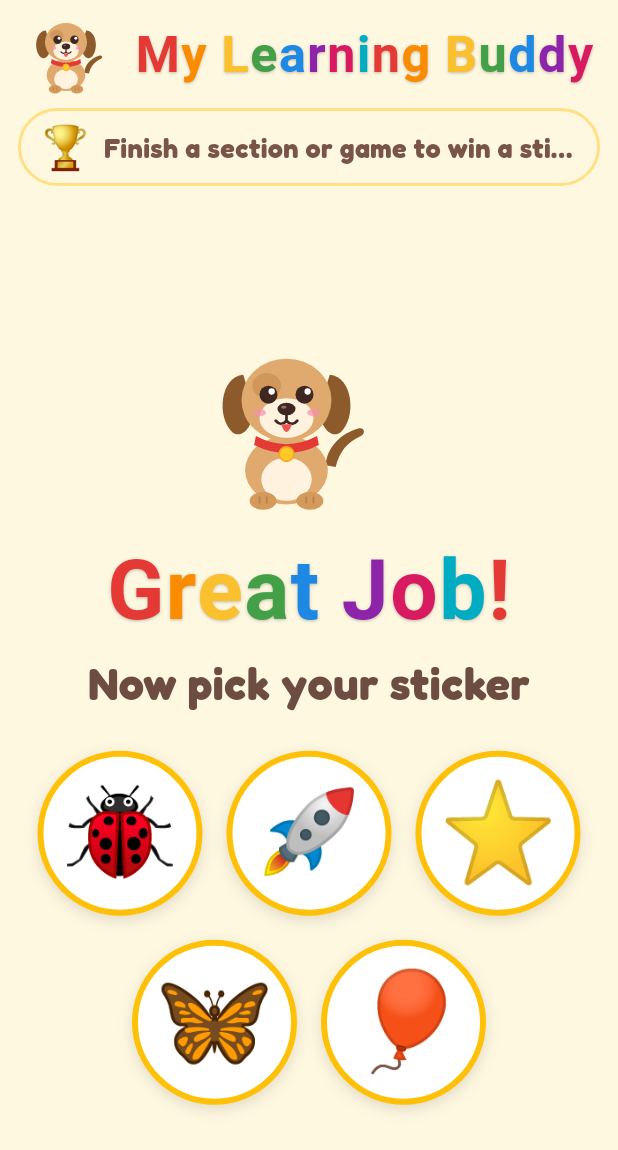
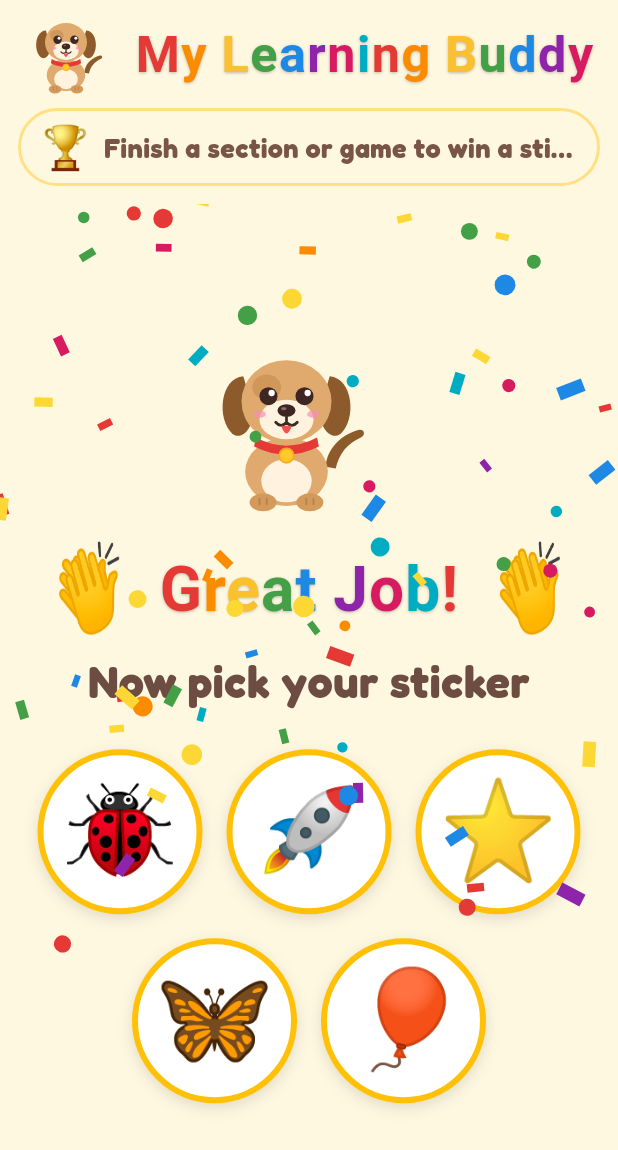
Before and after one commit to nannapp12/MyLearningBuddy, a Flutter app: the StickerPickerScreen screen opened directly, on a phone screen of 412 x 824 dp. Shown: the top 1150 px of the screen. Run offline on Flutter 3.47's test engine with Material 3 defaults, Android fonts, the phone set to English and light mode, and no system bars; our stand-ins replace audioplayers, flutter_svg.

Commit message:
Tappable puppy title, confetti and claps for stickers, pop sounds on the menu
- Tapping the puppy or "My Learning Buddy" goes to the main menu, where
  the puppy says "This is fun!"
- Sticker screen: falling confetti, clapping hands and a clapping sound
- Soft pop sound for taps on the main menu
- Pop and clap sounds generated by tool/generate_audio.py

Co-Authored-By: Claude Opus 5.5 <noreply@anthropic.com>
Claude-Session: https://claude.ai/code/session_01TU3ZZYUqyZFsGZsHetMQJ9

```diff
--- a/lib/screens/sticker_picker_screen.dart
+++ b/lib/screens/sticker_picker_screen.dart
@@ -1,9 +1,12 @@
+import 'dart:async';
 import 'dart:math';
 
 import 'package:flutter/material.dart';
 
 import '../services/speech.dart';
 import '../state/app_state.dart';
+import '../widgets/app_title.dart';
+import '../widgets/confetti.dart';
 import '../widgets/puppy.dart';
 import '../widgets/rainbow_title.dart';
 import '../widgets/sticker_bar.dart';
@@ -35,6 +38,14 @@ class StickerPickerScreen extends StatefulWidget {
 
 class _StickerPickerScreenState extends State<StickerPickerScreen> {
   late final List<String> _options;
+  Timer? _speakTimer;
+
+  @override
+  void dispose() {
+    _speakTimer?.cancel();
+    super.dispose();
+  }
+
   bool _ready = false;
   String? _picked;
 
@@ -56,7 +67,12 @@ class _StickerPickerScreenState extends State<StickerPickerScreen> {
     ]..shuffle(random);
     _options = [...fresh, ...old].take(5).toList();
     WidgetsBinding.instance.addPostFrameCallback((_) {
+      if (!mounted) return;
+      // Clapping first, then "Great job! Now pick your sticker."
+      AppStateScope.of(context).clap();
+      _speakTimer = Timer(const Duration(milliseconds: 1500), () {
         if (mounted) AppStateScope.of(context).speak([Speech.pickSticker]);
+      });
     });
   }
 
@@ -78,16 +94,12 @@ class _StickerPickerScreenState extends State<StickerPickerScreen> {
         automaticallyImplyLeading: false,
         backgroundColor: const Color(0xFFFFF8E1),
         toolbarHeight: 72,
-        title: const Row(
-          children: [
-            Puppy(size: 56),
-            SizedBox(width: 4),
-            Flexible(child: RainbowTitle('My Learning Buddy')),
-          ],
-        ),
+        title: const Align(alignment: Alignment.centerLeft, child: AppTitle()),
         bottom: const StickerBar(),
       ),
-      body: SafeArea(
+      body: Stack(
+        children: [
+          SafeArea(
             child: Center(
               child: SingleChildScrollView(
                 padding: const EdgeInsets.all(24),
@@ -96,7 +108,16 @@ class _StickerPickerScreenState extends State<StickerPickerScreen> {
                   children: [
                     const Puppy(size: 120),
                     const SizedBox(height: 8),
-                const RainbowTitle('Great Job!', fontSize: 56),
+                    const Row(
+                      mainAxisSize: MainAxisSize.min,
+                      children: [
+                        ClappingHands(),
+                        SizedBox(width: 12),
+                        Flexible(child: RainbowTitle('Great Job!', fontSize: 56)),
+                        SizedBox(width: 12),
+                        ClappingHands(),
+                      ],
+                    ),
                     const Text(
                       'Now pick your sticker',
                       style: TextStyle(
@@ -152,6 +173,9 @@ class _StickerPickerScreenState extends State<StickerPickerScreen> {
               ),
             ),
           ),
+          const Positioned.fill(child: Confetti()),
+        ],
+      ),
     );
   }
 }
--- /dev/null
+++ b/lib/widgets/app_title.dart
@@ -0,0 +1,41 @@
+import 'package:flutter/material.dart';
+
+import '../state/app_state.dart';
+import 'puppy.dart';
+import 'rainbow_title.dart';
+
+/// The puppy and "My Learning Buddy" at the top of the screen. Tapping it goes
+/// to the main menu (where the puppy says "This is fun!"); on the main menu
+/// itself it calls [onTapOnHome].
+class AppTitle extends StatelessWidget {
+  const AppTitle({super.key, this.onTapOnHome});
+
+  final VoidCallback? onTapOnHome;
+
+  @override
+  Widget build(BuildContext context) => Semantics(
+    button: true,
+    label: 'My Learning Buddy',
+    excludeSemantics: true,
+    child: GestureDetector(
+      behavior: HitTestBehavior.opaque,
+      onTap: () {
+        AppStateScope.of(context).pop();
+        final navigator = Navigator.of(context);
+        if (ModalRoute.of(context)?.isFirst ?? true) {
+          onTapOnHome?.call();
+        } else {
+          navigator.popUntil((route) => route.isFirst);
+        }
+      },
+      child: const Row(
+        mainAxisSize: MainAxisSize.min,
+        children: [
+          Puppy(size: 56),
+          SizedBox(width: 4),
+          Flexible(child: RainbowTitle('My Learning Buddy')),
+        ],
+      ),
+    ),
+  );
+}
--- /dev/null
+++ b/lib/widgets/confetti.dart
@@ -0,0 +1,123 @@
+import 'dart:math';
+
+import 'package:flutter/material.dart';
+
+/// Colourful confetti falling from the top of the screen for a few seconds.
+/// Taps pass through it.
+class Confetti extends StatefulWidget {
+  const Confetti({super.key, this.pieces = 90, this.seed});
+
+  final int pieces;
+  final int? seed;
+
+  static const duration = Duration(seconds: 6);
+
+  @override
+  State<Confetti> createState() => _ConfettiState();
+}
+
+class _Piece {
+  _Piece(Random r)
+    : x = r.nextDouble(),
+      delay = r.nextDouble() * 0.4,
+      fall = 0.4 + r.nextDouble() * 0.25,
+      sway = 0.02 + r.nextDouble() * 0.05,
+      spin = (r.nextDouble() - 0.5) * 20,
+      size = 8 + r.nextDouble() * 10,
+      round = r.nextBool(),
+      color = _colors[r.nextInt(_colors.length)];
+
+  static const _colors = [
+    Color(0xFFE53935), Color(0xFFFB8C00), Color(0xFFFDD835), Color(0xFF43A047), //
+    Color(0xFF1E88E5), Color(0xFF8E24AA), Color(0xFFD81B60), Color(0xFF00ACC1),
+  ];
+
+  final double x, delay, fall, sway, spin, size;
+  final bool round;
+  final Color color;
+}
+
+class _ConfettiState extends State<Confetti> with SingleTickerProviderStateMixin {
+  late final AnimationController _c = AnimationController(vsync: this, duration: Confetti.duration)..forward();
+  late final List<_Piece> _pieces = [
+    for (var i = 0; i < widget.pieces; i++) _Piece(Random(widget.seed ?? DateTime.now().microsecond + i * 7919)),
+  ];
+
+  @override
+  void dispose() {
+    _c.dispose();
+    super.dispose();
+  }
+
+  @override
+  Widget build(BuildContext context) => IgnorePointer(
+    child: AnimatedBuilder(
+      animation: _c,
+      builder: (context, _) => CustomPaint(painter: _ConfettiPainter(_pieces, _c.value), size: Size.infinite),
+    ),
+  );
+}
+
+class _ConfettiPainter extends CustomPainter {
+  _ConfettiPainter(this.pieces, this.t);
+
+  final List<_Piece> pieces;
+  final double t;
+
+  @override
+  void paint(Canvas canvas, Size size) {
+    for (final p in pieces) {
+      // Progress of this piece's fall, from above the top to below the bottom.
+      final q = (t - p.delay) / p.fall;
+      if (q <= 0 || q >= 1) continue;
+      final y = -20 + q * (size.height + 40);
+      final x = (p.x + sin(q * 12 + p.x * 10) * p.sway) * size.width;
+      canvas
+        ..save()
+        ..translate(x, y)
+        ..rotate(q * p.spin);
+      final paint = Paint()..color = p.color;
+      if (p.round) {
+        canvas.drawCircle(Offset.zero, p.size / 2.5, paint);
+      } else {
+        canvas.drawRect(Rect.fromCenter(center: Offset.zero, width: p.size, height: p.size * 0.5), paint);
+      }
+      canvas.restore();
+    }
+  }
+
+  @override
+  bool shouldRepaint(_ConfettiPainter old) => old.t != t;
+}
+
+/// A clapping-hands emoji that claps (squeezes and bounces) for a few seconds.
+class ClappingHands extends StatefulWidget {
+  const ClappingHands({super.key, this.size = 56});
+
+  final double size;
+
+  @override
+  State<ClappingHands> createState() => _ClappingHandsState();
+}
+
+class _ClappingHandsState extends State<ClappingHands> with SingleTickerProviderStateMixin {
+  late final AnimationController _c = AnimationController(vsync: this, duration: const Duration(milliseconds: 2400))
+    ..forward();
+
+  @override
+  void dispose() {
+    _c.dispose();
+    super.dispose();
+  }
+
+  @override
+  Widget build(BuildContext context) => AnimatedBuilder(
+    animation: _c,
+    builder: (context, child) {
+      // About 8 claps, then rest.
+      final beat = _c.value < 1 ? sin(_c.value * pi * 16).abs() : 0.0;
+      return Transform.scale(scaleX: 1 - beat * 0.25, scaleY: 1 + beat * 0.1, child: child);
+    },
+    child: Text('👏', style: TextStyle(fontSize: widget.size)),
+  );
+}
--- a/lib/widgets/difficulty_bar.dart
+++ b/lib/widgets/difficulty_bar.dart
@@ -29,7 +29,10 @@ class DifficultyBar extends StatelessWidget {
                   difficulty: d,
                   color: _colors[d]!,
                   selected: state.difficulty == d,
-                  onTap: () => state.difficulty = d,
+                  onTap: () {
+                    state.pop();
+                    state.difficulty = d;
+                  },
                 ),
               ),
             ),
```
Also changed, not shown: lib/screens/home_screen.dart (+8 -10 lines), lib/services/audio_service.dart (+23 -0 lines), lib/state/app_state.dart (+10 -0 lines), 5 other files. Lines whose indentation alone changed are shown as unchanged.
